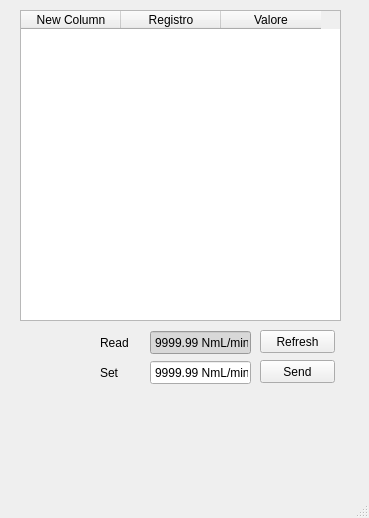
First picture: the form in mainUi.ui, repository AntonioRIcca/Siargo, before the edit.
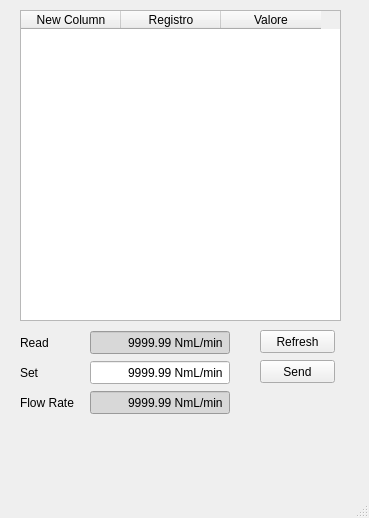
Second picture: the form after the edit.

Diff of the .ui file:
```diff
--- a/mainUi.ui
+++ b/mainUi.ui
@@ -55,9 +55,9 @@
    <widget class="QDoubleSpinBox" name="flowSetDsb">
     <property name="geometry">
      <rect>
-      <x>150</x>
+      <x>90</x>
       <y>360</y>
-      <width>101</width>
+      <width>140</width>
       <height>25</height>
      </rect>
     </property>
@@ -83,9 +83,9 @@
    <widget class="QLabel" name="flowSetLbl">
     <property name="geometry">
      <rect>
-      <x>100</x>
+      <x>20</x>
       <y>360</y>
-      <width>47</width>
+      <width>70</width>
       <height>25</height>
      </rect>
     </property>
@@ -109,9 +109,9 @@
    <widget class="QDoubleSpinBox" name="flowReadDsb">
     <property name="geometry">
      <rect>
-      <x>150</x>
+      <x>90</x>
       <y>330</y>
-      <width>101</width>
+      <width>140</width>
       <height>25</height>
      </rect>
     </property>
@@ -143,9 +143,9 @@
    <widget class="QLabel" name="flowReadLbl">
     <property name="geometry">
      <rect>
-      <x>100</x>
+      <x>20</x>
       <y>330</y>
-      <width>47</width>
+      <width>70</width>
       <height>25</height>
      </rect>
     </property>
@@ -153,6 +153,53 @@
      <string>Read</string>
     </property>
    </widget>
+   <widget class="QDoubleSpinBox" name="flowRateDsb">
+    <property name="geometry">
+     <rect>
+      <x>90</x>
+      <y>390</y>
+      <width>140</width>
+      <height>25</height>
+     </rect>
+    </property>
+    <property name="styleSheet">
+     <string notr="true">background-color: rgb(216, 216, 216);</string>
+    </property>
+    <property name="alignment">
+     <set>Qt::AlignRight|Qt::AlignTrailing|Qt::AlignVCenter</set>
+    </property>
+    <property name="readOnly">
+     <bool>true</bool>
+    </property>
+    <property name="buttonSymbols">
+     <enum>QAbstractSpinBox::NoButtons</enum>
+    </property>
+    <property name="suffix">
+     <string> NmL/min</string>
+    </property>
+    <property name="maximum">
+     <double>9999.989999999999782</double>
+    </property>
+    <property name="singleStep">
+     <double>50.000000000000000</double>
+    </property>
+    <property name="value">
+     <double>9999.989999999999782</double>
+    </property>
+   </widget>
+   <widget class="QLabel" name="flowRateLbl">
+    <property name="geometry">
+     <rect>
+      <x>20</x>
+      <y>390</y>
+      <width>70</width>
+      <height>25</height>
+     </rect>
+    </property>
+    <property name="text">
+     <string>Flow Rate</string>
+    </property>
+   </widget>
   </widget>
   <widget class="QMenuBar" name="menubar">
    <property name="geometry">
```
